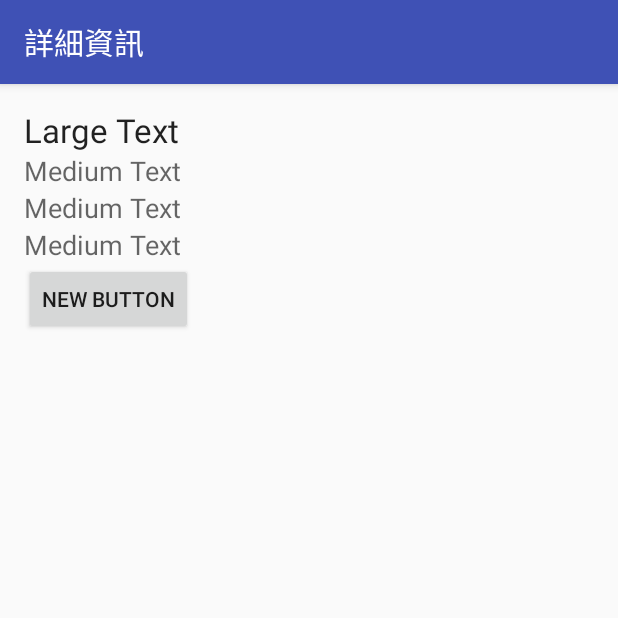
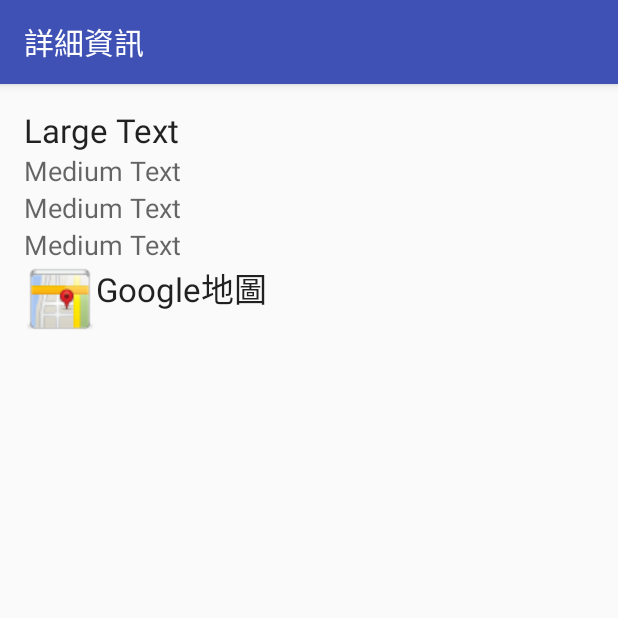
Before and after one commit to Kouheng/FCU_Topic_App, an Android app: the ListRow_Detail screen opened directly, with no data from a screen before it, on a phone screen of 412 x 824 dp, the top half of it. Run offline under Robolectric (Android 15) with nearby library versions, the phone set to English and light mode, and no system bars; 20 statements that could not run were skipped.

Commit message:
幾乎完工的版本  已經不會閃退了

```diff
--- a/MyApplication/app/src/main/AndroidManifest.xml
+++ b/MyApplication/app/src/main/AndroidManifest.xml
@@ -2,8 +2,9 @@
 <manifest xmlns:android="http://schemas.android.com/apk/res/android"
     package="com.example.user.myapplication">
 
-    <uses-permission android:name="android.permission.INTERNET"></uses-permission>
-
+    <uses-permission android:name="android.permission.INTERNET" />
+    <uses-permission android:name="android.permission.ACCESS_NETWORK_STATE" />
+    <uses-permission android:name="android.permission.ACCESS_WIFI_STATE" />
 
     <application
         android:allowBackup="true"
--- a/MyApplication/app/src/main/java/com/example/user/myapplication/ListRow_Detail.java
+++ b/MyApplication/app/src/main/java/com/example/user/myapplication/ListRow_Detail.java
@@ -6,7 +6,7 @@ import android.os.Bundle;
 import android.support.v7.app.AppCompatActivity;
 import android.text.Html;
 import android.view.View;
-import android.widget.Button;
+import android.widget.ImageView;
 import android.widget.TextView;
 
 import static com.example.user.myapplication.R.layout.list_row;
@@ -18,8 +18,8 @@ import static com.example.user.myapplication.R.id;
  */
 public class ListRow_Detail extends AppCompatActivity {
 
-    TextView textName, textAddr, textLink , textOpenTime , textTel;
-    Button button6;
+    TextView textName, textAddr, textLink , textOpenTime , textTel ,textMap;
+    ImageView imageView;
 
     @Override
     protected void onCreate(Bundle savedInstanceState) {  //將上一個頁面的資訊丟過來
@@ -31,8 +31,8 @@ public class ListRow_Detail extends AppCompatActivity {
         textLink = (TextView) findViewById(id.row_link);  //網頁
         textOpenTime = (TextView) findViewById(id.row_openTime);
         textTel = (TextView) findViewById(id.row_tel);
-        button6 = (Button) findViewById(id.button6);
-
+        imageView = (ImageView) findViewById(id.imageView);
+        textMap = (TextView) findViewById(id.textView5);
 
         String name, addr, openTime, tel, web;
         Bundle params = getIntent().getExtras();  //拆包囉拆包囉~
@@ -42,8 +42,10 @@ public class ListRow_Detail extends AppCompatActivity {
         openTime = params.getString("openTime");
         tel = params.getString ("tel");
         web = params.getString ("web");          //網址
+        String foodType = params.getString("foodType");
 
-        SetOnButtonClick(name, addr);
+        //textMap.setText(foodType);                            //測試餐廳類型用
+        SetOnImageViewClick(name, addr);
 
         textName.setText(name);
         textAddr.setText(addr);
@@ -60,8 +62,8 @@ public class ListRow_Detail extends AppCompatActivity {
 
 
     //TODO 把按鈕改成其他東西吧
-    public void SetOnButtonClick(final String name, final String addr) {  //監聽按鈕事件
-        button6.setOnClickListener(new View.OnClickListener() {//設定當觸發後   此按鈕為接收資料
+    public void SetOnImageViewClick(final String name, final String addr) {  //監聽按鈕事件
+        imageView.setOnClickListener(new View.OnClickListener() {//設定當觸發後   此按鈕為接收資料
             @Override
             public void onClick(View v) {//override
                 //搜尋按鈕的實作
--- a/MyApplication/app/src/main/java/com/example/user/myapplication/Restaurant.java
+++ b/MyApplication/app/src/main/java/com/example/user/myapplication/Restaurant.java
@@ -40,7 +40,9 @@ public class Restaurant {
         this.web = web;
     }
     public int getType(){
-        return type;
+        if (type >= 0 && type <= 2)
+            return type;
+        else return 0;
     }
     public void setType(int type){
         this.type = type;
--- a/MyApplication/app/src/main/res/layout/list_row.xml
+++ b/MyApplication/app/src/main/res/layout/list_row.xml
@@ -8,7 +8,8 @@
     android:paddingLeft="@dimen/activity_horizontal_margin"
     android:paddingRight="@dimen/activity_horizontal_margin"
     android:paddingTop="@dimen/activity_vertical_margin"
-    tools:context="com.example.user.myapplication.MainActivity">
+    tools:context="com.example.user.myapplication.MainActivity"
+    android:weightSum="1">
 
     <TextView
         android:layout_width="wrap_content"
@@ -41,11 +42,35 @@
         android:text="Medium Text"
         android:id="@+id/row_tel" />
 
-    <Button
-        android:layout_width="wrap_content"
-        android:layout_height="wrap_content"
-        android:text="New Button"
-        android:id="@+id/button6" />
+
+    <TableLayout
+        android:layout_width="match_parent"
+        android:layout_height="wrap_content">
+
+        <TableRow
+            android:layout_width="match_parent"
+            android:layout_height="match_parent">
+
+            <ImageView
+                android:src="@drawable/map_icon"
+                android:id="@+id/imageView"
+                android:layout_column="0" />
+
+            <TextView
+                android:layout_width="wrap_content"
+                android:layout_height="wrap_content"
+                android:textAppearance="?android:attr/textAppearanceLarge"
+                android:text="Google地圖"
+                android:id="@+id/textView5"
+                android:layout_column="1" />
+        </TableRow>
+
+        <TableRow
+            android:layout_width="match_parent"
+            android:layout_height="match_parent">
+
+        </TableRow>
+    </TableLayout>
 
     <TextView
         android:layout_width="wrap_content"
```
Also changed, not shown: MyApplication/app/src/main/java/com/example/user/myapplication/DB/ClassMethod.java (added, +50 -0 lines), MyApplication/app/src/main/java/com/example/user/myapplication/DB/DBHelper.java (added, +59 -0 lines), MyApplication/app/src/main/java/com/example/user/myapplication/DB/DBMethod.java (added, +182 -0 lines), MyApplication/app/src/main/java/com/example/user/myapplication/Linking.java (+114 -20 lines), MyApplication/app/src/main/java/com/example/user/myapplication/MainActivity.java (+23 -2 lines), MyApplication/app/src/main/res/drawable/map_icon.png (added), MyApplication/app/src/main/res/drawable/question_mark_icon.png (added).
